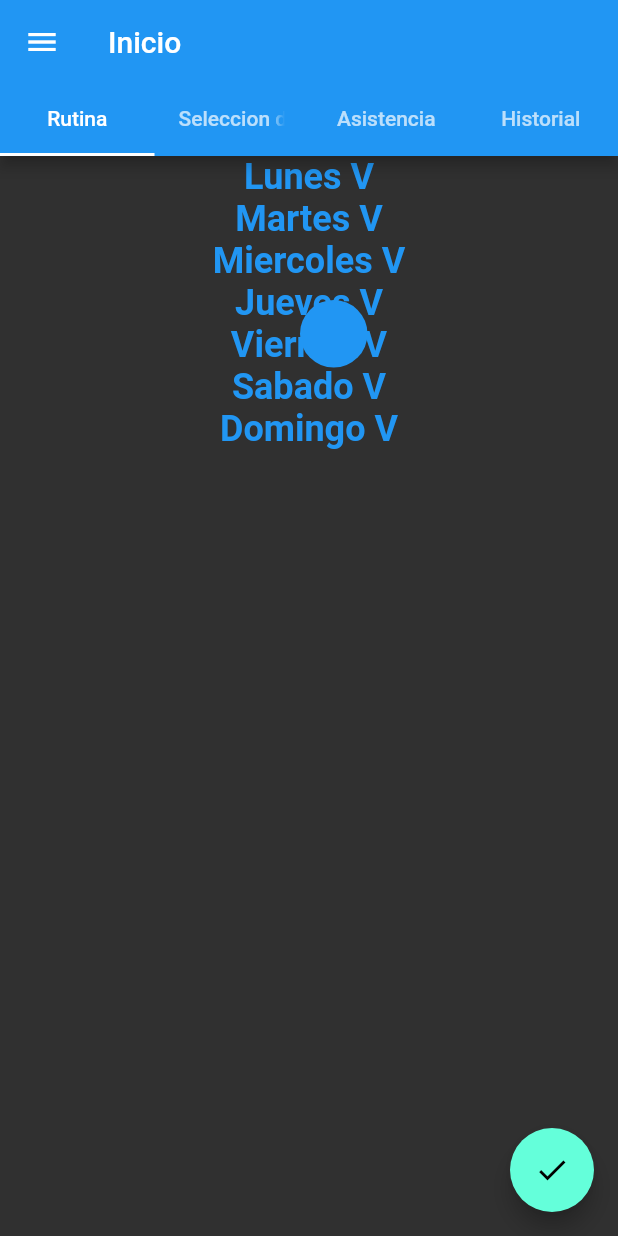
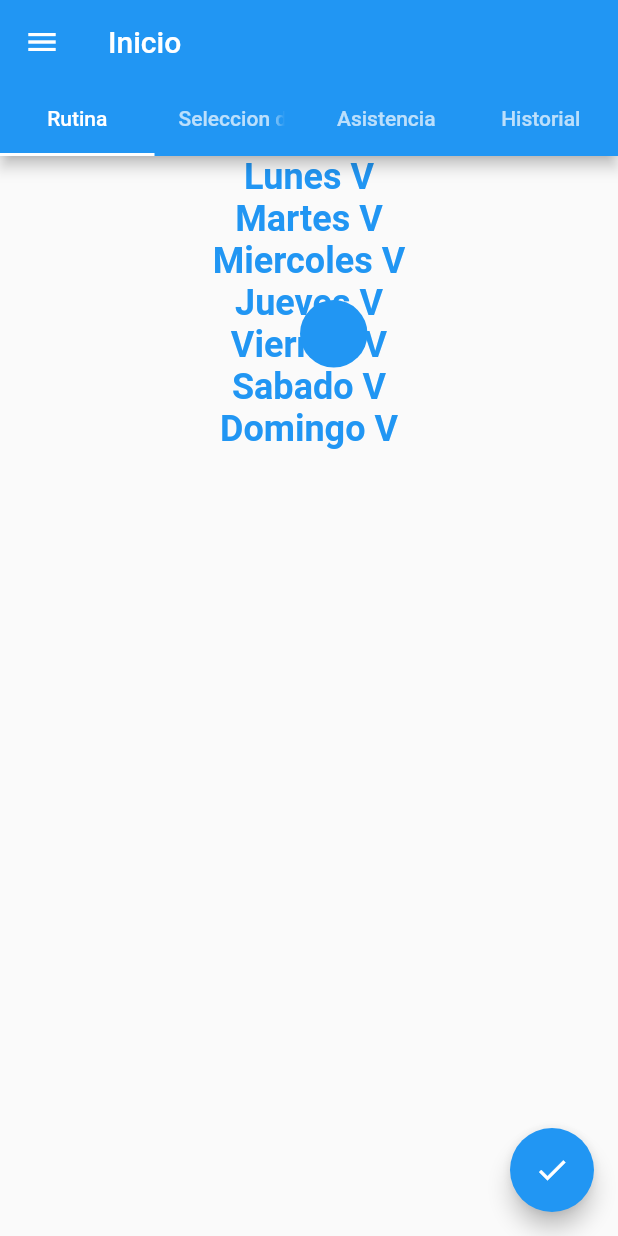
Before and after one commit to Shuy935/gym_h, a Flutter app: the screen it shows once a user with an empty profile is signed in, after a tap on "Lunes V", after a tap on "Martes V", on a phone screen of 412 x 824 dp. Run offline on Flutter 3.47's test engine with Material 2 defaults, Android fonts, the phone set to English and light mode, and no system bars; our stand-ins replace easy_search_bar, email_validator, firebase_auth, firebase_core, parse_server_sdk_flutter; accounts and stored records are empty; network calls fail.

Commit message:
rutinas con tema

```diff
--- a/lib/widget/interfaces/usuario/rutina.dart
+++ b/lib/widget/interfaces/usuario/rutina.dart
@@ -45,9 +45,9 @@ class _RutinasState extends State<Rutinas> {
     color = List<Color>.generate(cantidad, (index) => const Color(0xff484848));
 
     return MaterialApp(
-      theme: ThemeData.dark().copyWith(),
       debugShowCheckedModeBanner: false,
       home: Scaffold(
+        backgroundColor: Colors.transparent,
         body: SingleChildScrollView(
           child: Column(
             children: <Widget>[
```
